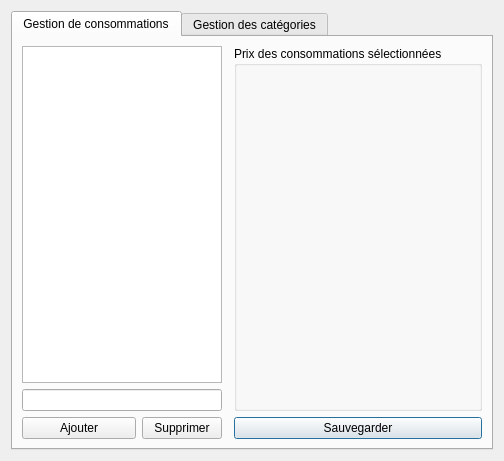
First picture: the form in application/ui/consumptionmanagment.ui, repository nils-van-zuijlen/Enibar, before the edit.
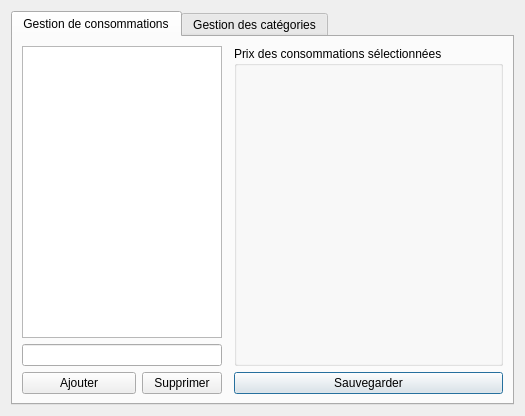
Second picture: the form after the edit. Custom widgets are drawn as their Qt base class.

Commit message:
Link labels to inputs.
Fixes #25

What changed in the file:
```diff
--- a/application/ui/consumptionmanagment.ui
+++ b/application/ui/consumptionmanagment.ui
@@ -6,8 +6,8 @@
    <rect>
     <x>0</x>
     <y>0</y>
-    <width>504</width>
-    <height>461</height>
+    <width>525</width>
+    <height>416</height>
    </rect>
   </property>
   <property name="baseSize">
```
Left out of the diff: 22 changed lines with no effect on the pictures. The commit also changes 4 other files.
